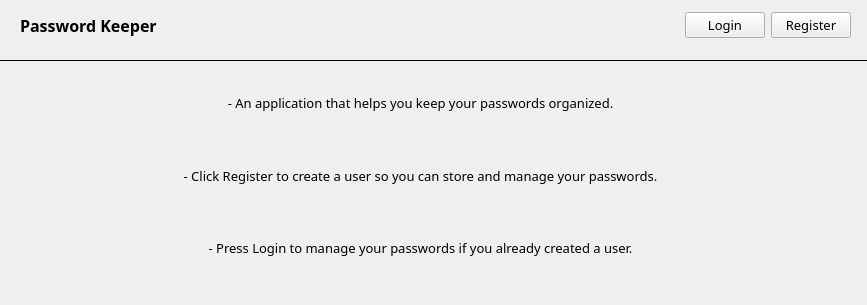
First picture: the form in ui/welcome_page.ui, repository ApostolisTs/PasswordManager, before the edit.
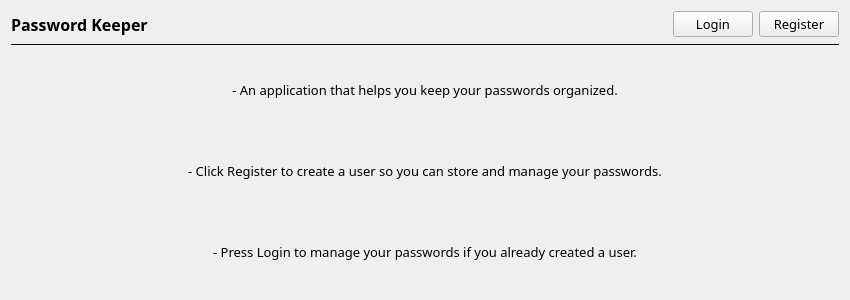
Second picture: the form after the edit.

Commit message:
Add functionality to the Register button in the Welcome page.
Rename login_page.ui to login_reg_page.ui.

```diff
--- a/ui/welcome_page.ui
+++ b/ui/welcome_page.ui
@@ -6,26 +6,32 @@
    <rect>
     <x>0</x>
     <y>0</y>
-    <width>867</width>
-    <height>305</height>
+    <width>850</width>
+    <height>300</height>
    </rect>
   </property>
   <property name="sizePolicy">
-   <sizepolicy hsizetype="Fixed" vsizetype="Fixed">
+   <sizepolicy hsizetype="Preferred" vsizetype="Preferred">
     <horstretch>0</horstretch>
     <verstretch>0</verstretch>
    </sizepolicy>
   </property>
   <property name="minimumSize">
    <size>
-    <width>867</width>
-    <height>305</height>
+    <width>0</width>
+    <height>0</height>
    </size>
   </property>
   <property name="maximumSize">
    <size>
-    <width>867</width>
-    <height>305</height>
+    <width>850</width>
+    <height>300</height>
+   </size>
+  </property>
+  <property name="sizeIncrement">
+   <size>
+    <width>2</width>
+    <height>0</height>
    </size>
   </property>
   <property name="font">
@@ -37,15 +43,8 @@
   <property name="windowTitle">
    <string>Password Keeper</string>
   </property>
-  <widget class="QWidget" name="horizontalLayoutWidget">
-   <property name="geometry">
-    <rect>
-     <x>20</x>
-     <y>0</y>
-     <width>831</width>
-     <height>51</height>
-    </rect>
-   </property>
+  <layout class="QGridLayout" name="gridLayout">
+   <item row="0" column="0">
    <layout class="QHBoxLayout" name="horizontalLayout">
     <property name="sizeConstraint">
      <enum>QLayout::SetDefaultConstraint</enum>
@@ -102,16 +101,21 @@
      </widget>
     </item>
    </layout>
-  </widget>
-  <widget class="QWidget" name="verticalLayoutWidget">
-   <property name="geometry">
-    <rect>
-     <x>110</x>
-     <y>70</y>
-     <width>621</width>
-     <height>211</height>
-    </rect>
-   </property>
+   </item>
+   <item row="1" column="0">
+    <widget class="Line" name="line">
+     <property name="frameShadow">
+      <enum>QFrame::Plain</enum>
+     </property>
+     <property name="lineWidth">
+      <number>1</number>
+     </property>
+     <property name="orientation">
+      <enum>Qt::Horizontal</enum>
+     </property>
+    </widget>
+   </item>
+   <item row="2" column="0">
    <layout class="QVBoxLayout" name="verticalLayout">
     <item>
      <widget class="QLabel" name="label_2">
@@ -147,26 +151,8 @@
      </widget>
     </item>
    </layout>
-  </widget>
-  <widget class="Line" name="line">
-   <property name="geometry">
-    <rect>
-     <x>0</x>
-     <y>50</y>
-     <width>871</width>
-     <height>20</height>
-    </rect>
-   </property>
-   <property name="frameShadow">
-    <enum>QFrame::Plain</enum>
-   </property>
-   <property name="lineWidth">
-    <number>1</number>
-   </property>
-   <property name="orientation">
-    <enum>Qt::Horizontal</enum>
-   </property>
-  </widget>
+   </item>
+  </layout>
  </widget>
  <resources/>
  <connections/>
```
Lines whose indentation alone changed are shown as unchanged. The commit also changes 3 other files.
